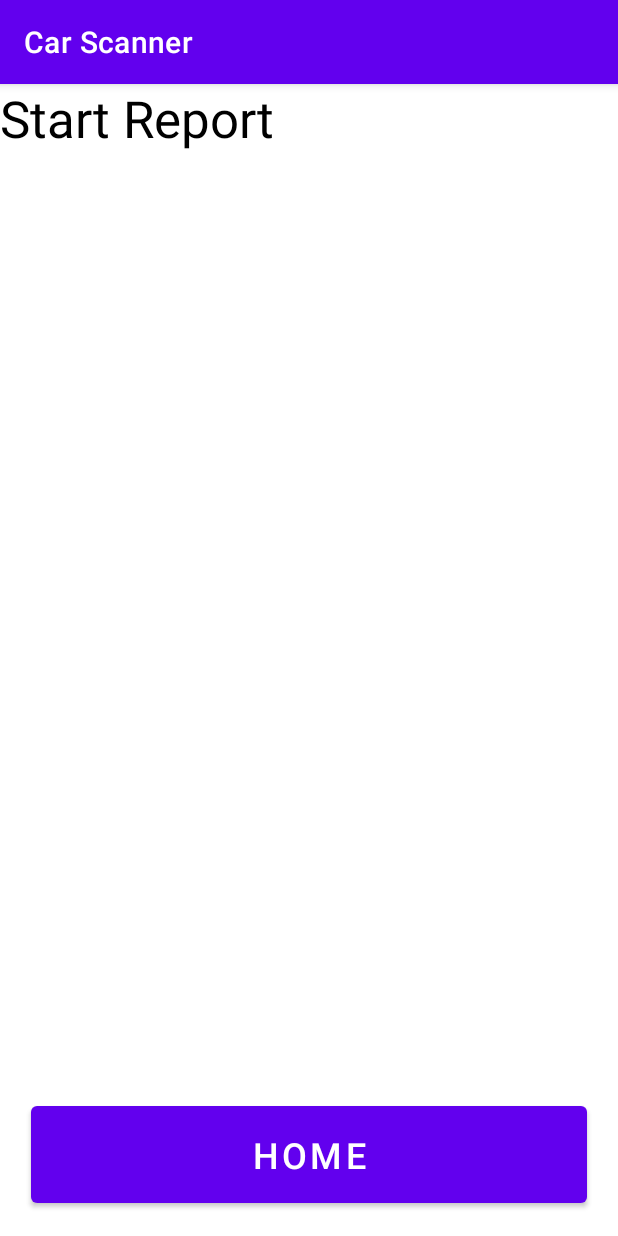
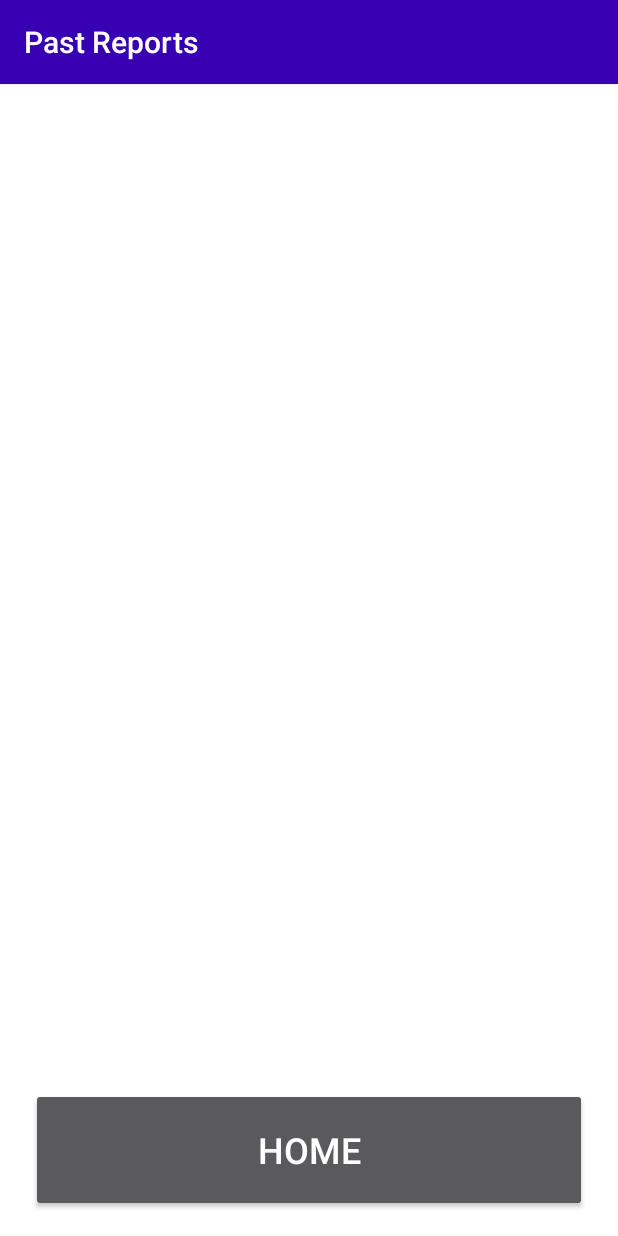
Before and after one commit to TrellixVulnTeam/Vigilantes_KVYE, an Android app: the pastReports screen opened directly, with no data from a screen before it, on a phone screen of 412 x 824 dp. Run offline under Robolectric (Android 15) with nearby library versions, the phone set to English and light mode, and no system bars; libraries missing offline, so code that uses them is left out: edu.umich; 4 statements that could not run were skipped.

Commit message:
Reports can be passed to MainActivity
You can view past reports and delete them. Editing existing reports are currently not working as intended.

```diff
--- a/project_frontend/app/src/main/AndroidManifest.xml
+++ b/project_frontend/app/src/main/AndroidManifest.xml
@@ -59,7 +59,8 @@
         </activity>
         <activity
             android:name=".pastReports"
-            android:exported="true">
+            android:exported="true"
+            android:theme="@style/Theme.Design.NoActionBar">
         </activity>
         <activity
             android:name=".pdfActivity">
--- a/project_frontend/app/src/main/java/edu/umich/Vigilantes/pastReports.kt
+++ b/project_frontend/app/src/main/java/edu/umich/Vigilantes/pastReports.kt
@@ -1,15 +1,32 @@
 package edu.umich.Vigilantes
 
+import android.app.Activity
 import android.content.Intent
 import android.os.Bundle
+import android.util.Log
 import android.widget.Button
+import androidx.activity.result.contract.ActivityResultContracts
 import androidx.appcompat.app.AppCompatActivity
+import androidx.recyclerview.widget.LinearLayoutManager
+import kotlinx.android.synthetic.main.activity_report_participant.*
 
-class pastReports : AppCompatActivity() {
+class pastReports : AppCompatActivity(), reportListAdapter.OnItemClickListener {
+    private lateinit var adapter: reportListAdapter
+    private lateinit var reportList: reportList
+
     override fun onCreate(savedInstanceState: Bundle?) {
         super.onCreate(savedInstanceState)
+        setContentView(R.layout.list_report)
 
-        setContentView(R.layout.list_report)
+        //Retrieve current report and report list information
+        reportList = intent.getParcelableExtra("Report List")!!
+        adapter = reportListAdapter(reportList, this)
+
+        Log.d("debug message", "report list size is " + reportList.getLength())
+
+        recycler_view.adapter = adapter
+        recycler_view.layoutManager = LinearLayoutManager(this)
+        recycler_view.setHasFixedSize(true)
 
         //Find home button
         var homeButton = findViewById<Button>(R.id.homeButton)
@@ -19,4 +36,12 @@ class pastReports : AppCompatActivity() {
             finish()    //End current activity
         }
     }
+
+    override fun onItemClick(position: Int) {
+        val report = reportList.getList()[position]
+        val intent = Intent(this, reportPreview::class.java)
+        intent.putExtra("Report Info", report)
+        intent.putExtra("Report List", reportList)
+        startActivity(intent)
+    }
 }
--- a/project_frontend/app/src/main/java/edu/umich/Vigilantes/reportList.kt
+++ b/project_frontend/app/src/main/java/edu/umich/Vigilantes/reportList.kt
@@ -1,6 +1,7 @@
 package edu.umich.Vigilantes
 
 import android.os.Parcelable
+import android.util.Log
 import kotlinx.android.parcel.Parcelize
 
 @Parcelize
@@ -19,15 +20,18 @@ data class reportList(
     fun find(report: reportObj): Int {
         for(r in reportList) {
             if(r.UID == report.UID) {
+                Log.d("report found in index", r.getPos().toString())
                 return r.getPos()
             }
         }
+        Log.d("report not found","")
         return -1
     }
 
     fun addReport(report: reportObj) {
         var r = report
         r.setPos(getLength())
+        Log.d("new report added at", r.getPos().toString())
         this.reportList.add(r)
     }
 
--- a/project_frontend/app/src/main/res/layout/activity_report_preview.xml
+++ b/project_frontend/app/src/main/res/layout/activity_report_preview.xml
@@ -15,7 +15,7 @@
         android:background="@color/purple_700"
         android:elevation="1dp"
 
-        app:title="Report Prevew"
+        app:title="Report Preview"
         app:titleTextColor="@android:color/white"
         app:layout_constraintTop_toTopOf="parent"
         app:layout_constraintStart_toStartOf="parent"
--- a/project_frontend/app/src/main/res/layout/list_report.xml
+++ b/project_frontend/app/src/main/res/layout/list_report.xml
@@ -4,7 +4,21 @@
 
     xmlns:tools="http://schemas.android.com/tools"
     android:layout_width="match_parent"
-    android:layout_height="match_parent">
+    android:layout_height="match_parent"
+    android:background="@color/white">
+
+    <androidx.appcompat.widget.Toolbar
+        android:id="@+id/toolbar"
+        android:layout_width="match_parent"
+        android:layout_height="wrap_content"
+        android:background="@color/purple_700"
+        android:elevation="1dp"
+
+        app:title="Past Reports"
+        app:titleTextColor="@android:color/white"
+        app:layout_constraintTop_toTopOf="parent"
+        app:layout_constraintStart_toStartOf="parent"
+        app:layout_constraintEnd_toEndOf="parent" />
 
     <Button
         android:id="@+id/homeButton"
@@ -21,13 +35,20 @@
         app:layout_constraintStart_toStartOf="parent"
         app:layout_constraintWidth_percent="0.9" />
 
-    <TextView
-        android:id="@+id/textView"
-        android:layout_width="281dp"
-        android:layout_height="47dp"
-        android:text="Start Report"
-        android:textColor="#000000"
-        android:textSize="34sp"
-        tools:layout_editor_absoluteX="21dp"
-        tools:layout_editor_absoluteY="16dp" />
+    <androidx.recyclerview.widget.RecyclerView
+        android:id="@+id/recycler_view"
+        android:padding="4dp"
+        android:clipToPadding="false"
+        android:layout_width="0dp"
+        android:layout_height="0dp"
+
+        app:layout_constraintTop_toBottomOf="@id/toolbar"
+        app:layout_constraintStart_toStartOf="parent"
+        app:layout_constraintEnd_toEndOf="parent"
+        app:layout_constraintBottom_toBottomOf="parent"
+
+        tools:listitem="@layout/participant_row">
+    </androidx.recyclerview.widget.RecyclerView>
+
+
 </androidx.constraintlayout.widget.ConstraintLayout>
```
Also changed, not shown: project_frontend/app/src/main/java/edu/umich/Vigilantes/MainActivity.kt (+26 -1 lines), project_frontend/app/src/main/java/edu/umich/Vigilantes/reportListAdapter.kt (+48 -1 lines), project_frontend/app/src/main/java/edu/umich/Vigilantes/reportParticipantInfo.kt (+20 -1 lines), project_frontend/app/src/main/java/edu/umich/Vigilantes/reportVehicleInfo.kt (+20 -1 lines), project_frontend/app/src/main/java/edu/umich/Vigilantes/reportWitnessInfo.kt (+23 -4 lines), project_frontend/app/src/main/res/layout/report_row.xml (added, +69 -0 lines).
